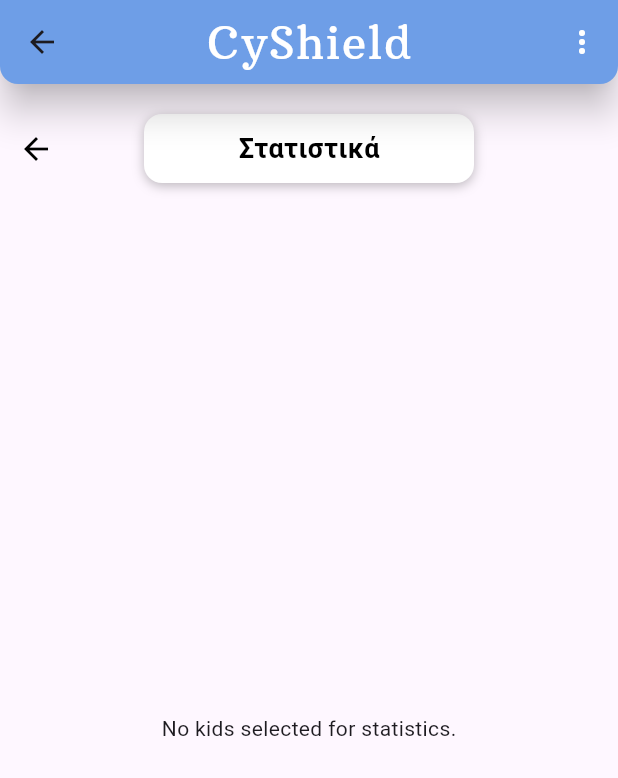
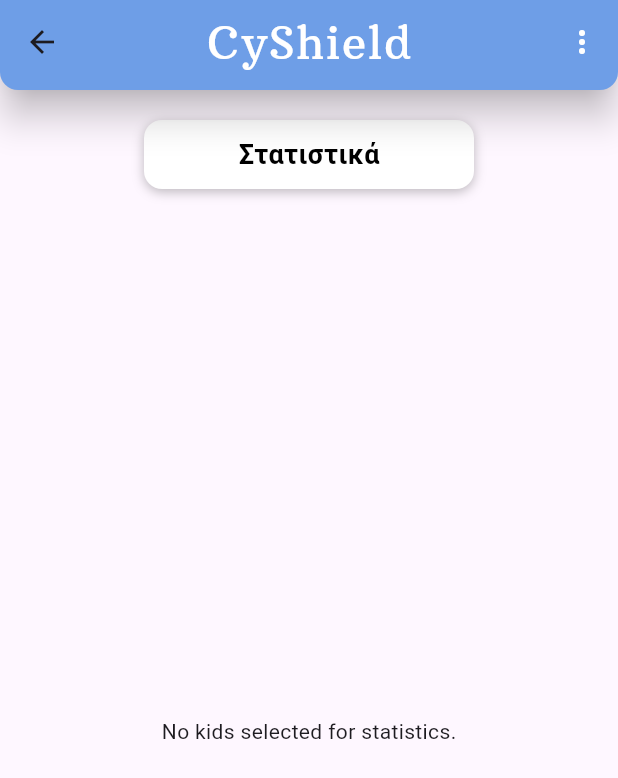
Before and after one commit to giwrgosisf/CyShield, a Flutter app: the StatisticsScreen screen opened by its route, on a phone screen of 412 x 824 dp. Shown: the top 778 px of the screen. Run offline on Flutter 3.47's test engine with Material 3 defaults, Android fonts, the light colour scheme and no system bars; our stand-ins replace bloc, cloud_firestore, equatable, firebase_auth, firebase_core, firebase_messaging and 5 more; missing offline and left inert: dart:ffi; accounts and stored records are empty; generated files the repository leaves out were written again; network calls fail.

Commit message:
minor fixies

```diff
--- a/guardians_app/lib/presentation/screens/statistics_screen.dart
+++ b/guardians_app/lib/presentation/screens/statistics_screen.dart
@@ -3,6 +3,7 @@
 import 'package:flutter_bloc/flutter_bloc.dart';
 import 'package:guardians_app/core/app_theme.dart';
 import 'package:guardians_app/core/containers/strings.dart';
+import 'package:guardians_app/presentation/widgets/custom_appbar.dart';
 // import 'package:guardians_app/presentation/screens/reports_screen.dart'; // ReportsScreen might not be directly navigated to from here
 import '../../bloc/reports/reports_bloc.dart'; // Keep if used elsewhere
 import '../../bloc/reports/reports_event.dart'; // Keep if used elsewhere
@@ -59,40 +60,7 @@
   @override
   Widget build(BuildContext context) {
     return Scaffold(
-      appBar: AppBar(
-        backgroundColor: AppTheme.secondary,
-        actions: [
-          PopupMenuButton<String>(
-            icon: const Icon(Icons.more_vert, color: Colors.white),
-            onSelected: (value) {},
-            itemBuilder: (BuildContext context) => <PopupMenuEntry<String>>[
-              const PopupMenuItem<String>(
-                value: 'settings',
-                child: Text('Settings'),
-              ),
-              const PopupMenuItem<String>(
-                value: 'help',
-                child: Text('Help'),
-              ),
-            ],
-          ),
-        ],
-        elevation: 10,
-        shadowColor: Colors.black.withAlpha((255).round()),
-        title:  Text(
-          MyText.appTitle,
-          style: TextStyle(
-            color: Colors.white,
-            fontFamily: 'ArbutusSlab',
-            fontSize: 30,
-            letterSpacing: 1,
-          ),
-        ),
-        centerTitle: true,
-        shape: const RoundedRectangleBorder(
-          borderRadius: BorderRadius.vertical(bottom: Radius.circular(12)),
-        ),
-      ),
+      appBar: CustomAppBar(title: 'CyShield'),
       body: BlocProvider(
         create: (context) => StatisticsBloc(KidRepository())..add(LoadStatistics(kidIds)),
         child: Column(
@@ -134,17 +102,7 @@
                       ),
                     ),
                   ),
-                  Positioned(
-                    left: 0,
-                    top: 0,
-                    bottom: 0,
-                    child: IconButton(
-                      icon: const Icon(Icons.arrow_back, color: Colors.black),
-                      onPressed:(){
-                        Navigator.of(context).pop();
-                      },
-                    ),
-                  ),
+
                 ],
               ),
             ),
@@ -209,7 +167,7 @@
         Padding(
           padding: const EdgeInsets.symmetric(horizontal: 16.0, vertical: 8.0),
           child: Text(
-            'Weekly Message Breakdown for: $kidName',
+            'Εβδομαδιαία στατιστικά για το παιδί: $kidName',
             style: Theme.of(context).textTheme.titleLarge,
             textAlign: TextAlign.center,
           ),
```
Also changed, not shown: guardians_app/lib/data/repositories/kid_repository.dart (+64 -8 lines).
